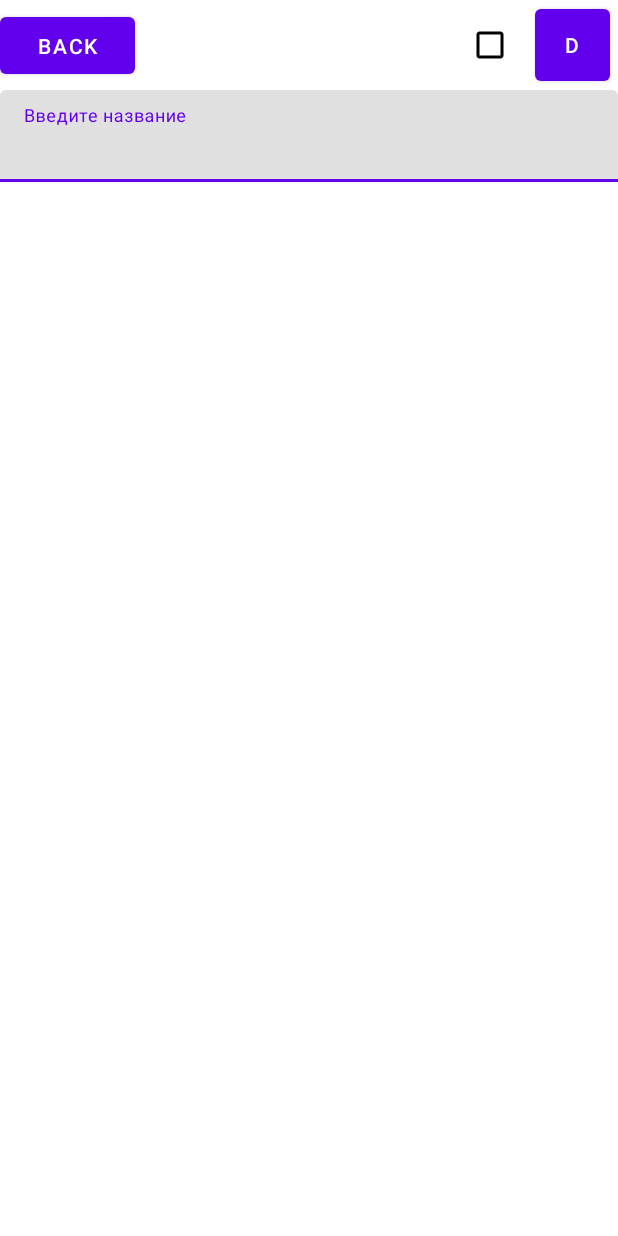
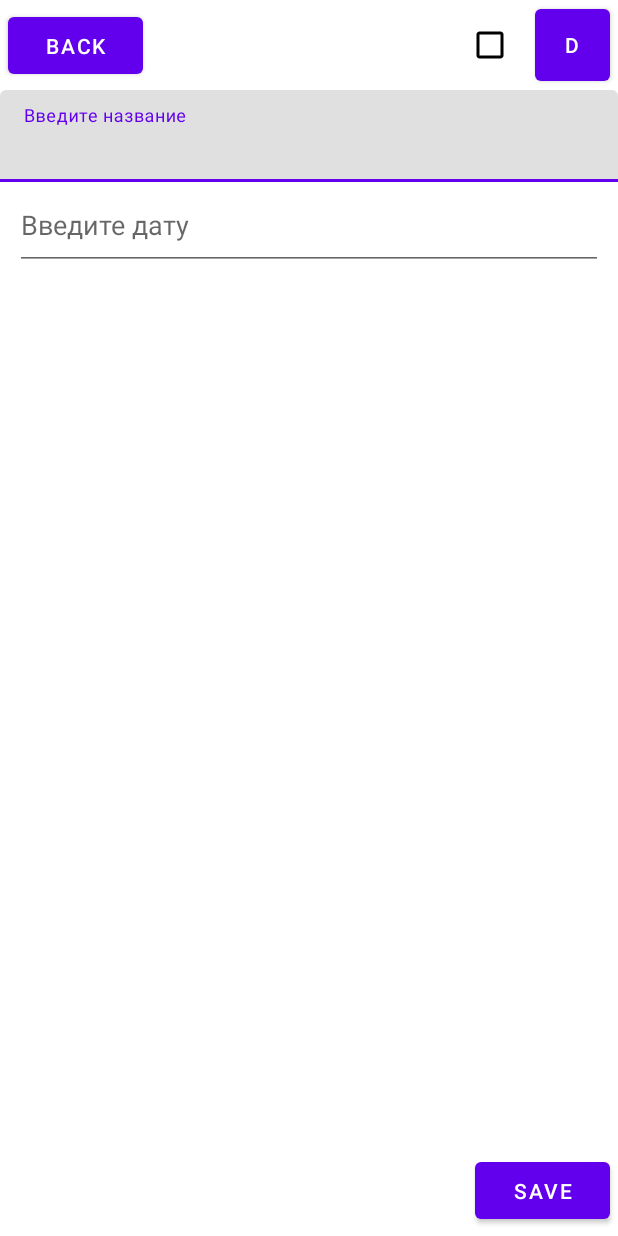
Before and after one commit to RandomServant/FRIENDLY-FIRE-Tasks, an Android app: the layout activity_task.xml on its own in the app's theme, with its tools: preview values and no code run, on a phone screen of 412 x 824 dp. Run offline under Robolectric (Android 15) with nearby library versions, the phone set to English and light mode, and no system bars.

Commit message:
Добавлено в верстку дата и кнопка сохранения

```diff
--- a/app/src/main/res/layout/activity_task.xml
+++ b/app/src/main/res/layout/activity_task.xml
@@ -7,6 +7,7 @@
     tools:context=".presentation.TaskActivity">
 
     <com.google.android.material.textfield.TextInputLayout
+        android:id="@+id/nameBox"
         android:layout_width="match_parent"
         android:layout_height="match_parent"
         android:layout_marginTop="60dp"
@@ -26,6 +27,7 @@
         android:layout_width="90dp"
         android:layout_height="50dp"
         android:layout_marginTop="5dp"
+        android:layout_marginStart="5dp"
         app:layout_constraintTop_toTopOf="parent"
         app:layout_constraintStart_toStartOf="parent"
         android:text="Back" />
@@ -49,4 +51,26 @@
         app:layout_constraintEnd_toEndOf="parent"
         android:buttonTint="@color/black"/>
 
+    <Button
+        android:id="@+id/button4"
+        android:layout_width="90dp"
+        android:layout_height="50dp"
+        android:layout_marginBottom="5dp"
+        android:layout_marginEnd="5dp"
+        app:layout_constraintEnd_toEndOf="parent"
+        app:layout_constraintBottom_toBottomOf="parent"
+        android:text="Save" />
+
+    <EditText
+        android:id="@+id/editTextDate9"
+        android:layout_width="match_parent"
+        android:layout_marginTop="120dp"
+        android:layout_marginHorizontal="10dp"
+        android:layout_height="60dp"
+        android:ems="10"
+        app:layout_constraintEnd_toEndOf="parent"
+        app:layout_constraintTop_toTopOf="parent"
+        android:hint="Введите дату"
+        android:inputType="date" />
+
 </androidx.constraintlayout.widget.ConstraintLayout>
```
